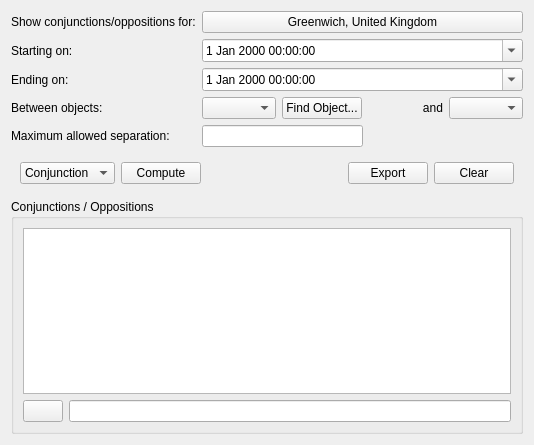
Old version of the form kstars/tools/conjunctions.ui in the repository KDE/kstars.
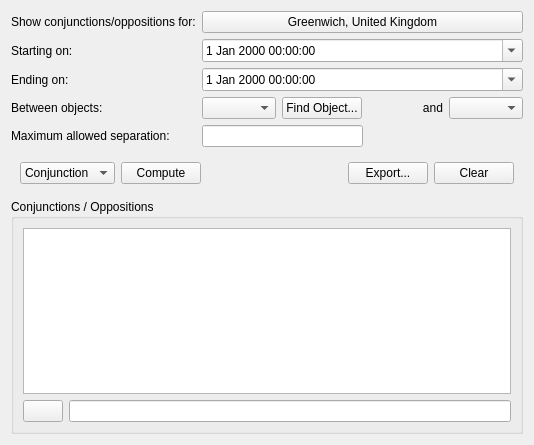
New version of the form. Custom widgets are drawn as their Qt base class.

The edit to the form file:
```diff
--- a/kstars/tools/conjunctions.ui
+++ b/kstars/tools/conjunctions.ui
@@ -195,7 +195,7 @@
          <item>
           <widget class="QPushButton" name="ExportButton">
            <property name="text">
-            <string>Export</string>
+            <string>Export...</string>
            </property>
           </widget>
          </item>
```
